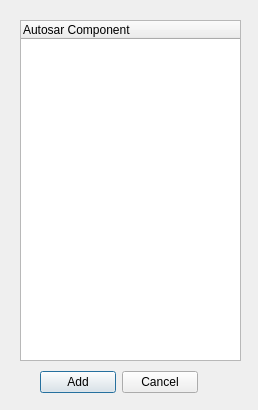
This is tool/gainos-studio/ui/forms/cd_add.ui in parai/gainos-tk as Qt 5 draws it before an edit. The edited form follows.
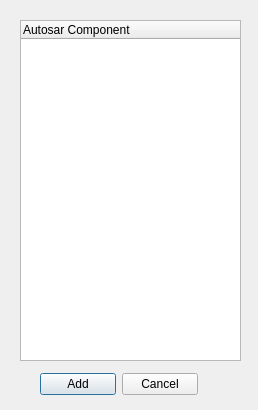
This is the edited form.

The edit to the form file:
```diff
--- a/tool/gainos-studio/ui/forms/cd_add.ui
+++ b/tool/gainos-studio/ui/forms/cd_add.ui
@@ -13,6 +13,9 @@
   <property name="windowTitle">
    <string>Add Autosar Component</string>
   </property>
+  <property name="styleSheet">
+   <string notr="true">font: 12pt &quot;Consolas&quot;;</string>
+  </property>
   <widget class="QTreeWidget" name="trModule">
    <property name="geometry">
     <rect>
@@ -34,7 +37,7 @@
      <x>40</x>
      <y>370</y>
      <width>158</width>
-     <height>25</height>
+     <height>29</height>
     </rect>
    </property>
    <layout class="QHBoxLayout" name="horizontalLayout">
```
